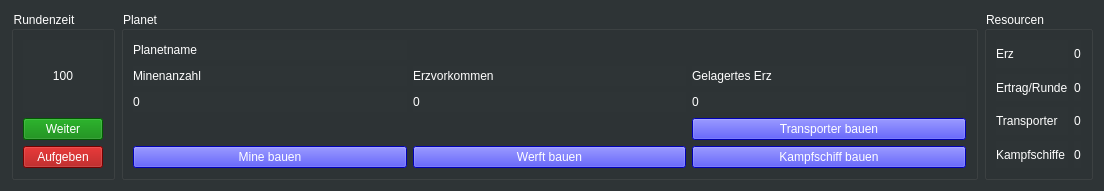
The window that view/infobar.ui (hegerdes/GalaxyFight) describes before a commit, drawn with Qt 5.
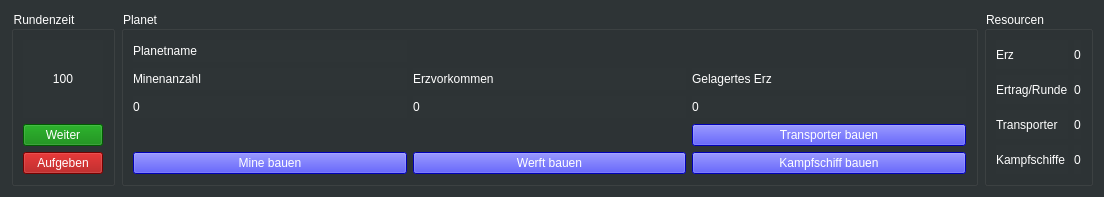
The same window after the commit.

```diff
--- a/view/infobar.ui
+++ b/view/infobar.ui
@@ -7,7 +7,7 @@
     <x>0</x>
     <y>0</y>
     <width>1104</width>
-    <height>191</height>
+    <height>197</height>
    </rect>
   </property>
   <property name="windowTitle">
```
